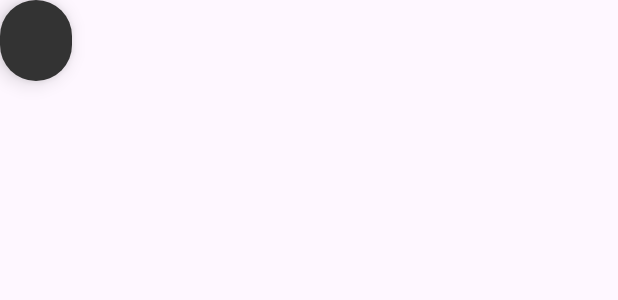
After one commit to Ciglija/RW_Destroy, an Android app: the layout custom_toast.xml on its own in the app's theme, with its tools: preview values and no code run, on a phone screen of 412 x 824 dp. The commit adds this screen. Shown: the top 300 px of the screen. Run offline under Robolectric (Android 15) with nearby library versions, the phone set to English and light mode, and no system bars.

Commit message:
Changes to Toast

```diff
--- /dev/null
+++ b/android/app/src/main/res/drawable/toast_background.xml
@@ -0,0 +1,4 @@
+<shape xmlns:android="http://schemas.android.com/apk/res/android">
+    <solid android:color="#FF333333"/>
+    <corners android:radius="24dp"/>
+</shape>
--- /dev/null
+++ b/android/app/src/main/res/layout/custom_toast.xml
@@ -0,0 +1,18 @@
+<LinearLayout xmlns:android="http://schemas.android.com/apk/res/android"
+    android:layout_width="wrap_content"
+    android:layout_height="wrap_content"
+    android:background="@drawable/toast_background"
+    android:orientation="horizontal"
+    android:padding="16dp"
+    android:gravity="center_vertical"
+    android:elevation="8dp">
+
+    <TextView
+        android:id="@+id/toast_text"
+        android:layout_width="wrap_content"
+        android:layout_height="wrap_content"
+        android:textColor="#FFFFFF"
+        android:textSize="16sp"
+        android:paddingHorizontal="8dp"
+        android:fontFamily="sans-serif-medium"/>
+</LinearLayout>
```
Also changed, not shown: android/app/src/main/java/com/example/activity/LoginActivity.java (+6 -6 lines), android/app/src/main/java/com/example/activity/MainActivity.java (+8 -8 lines), android/app/src/main/java/com/example/activity/ScannerActivity.java (+8 -7 lines), android/app/src/main/java/com/example/activity/StylishToast.java (added, +30 -0 lines), android/app/src/main/res/values/strings.xml (+4 -3 lines), 1 other file.
